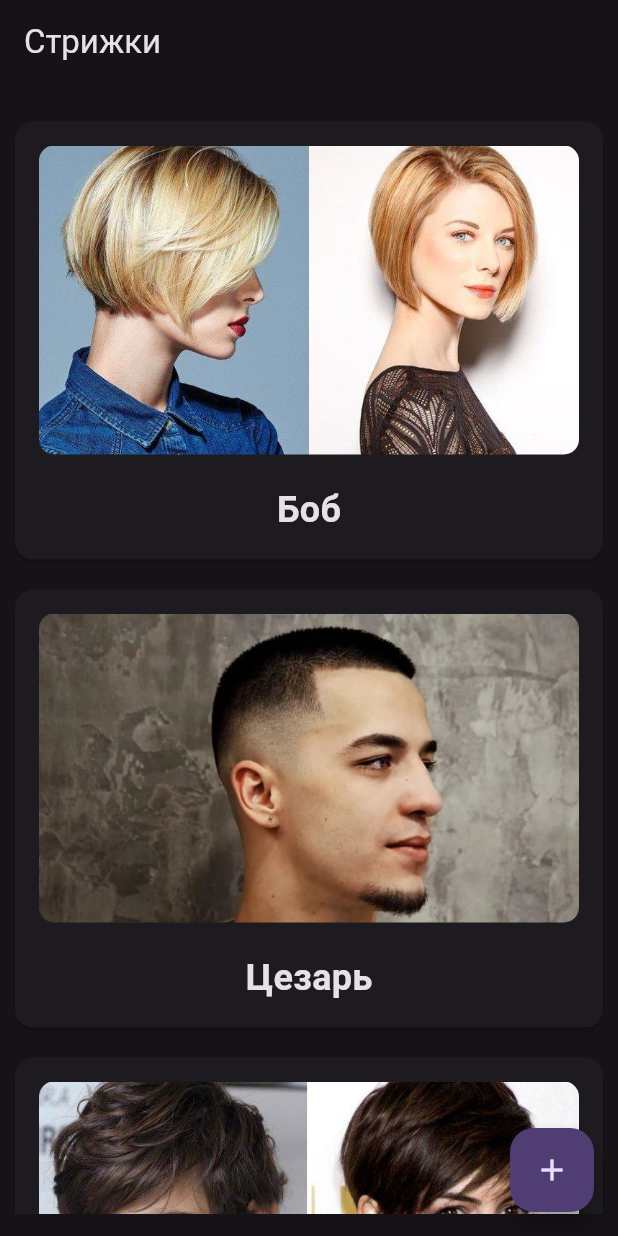
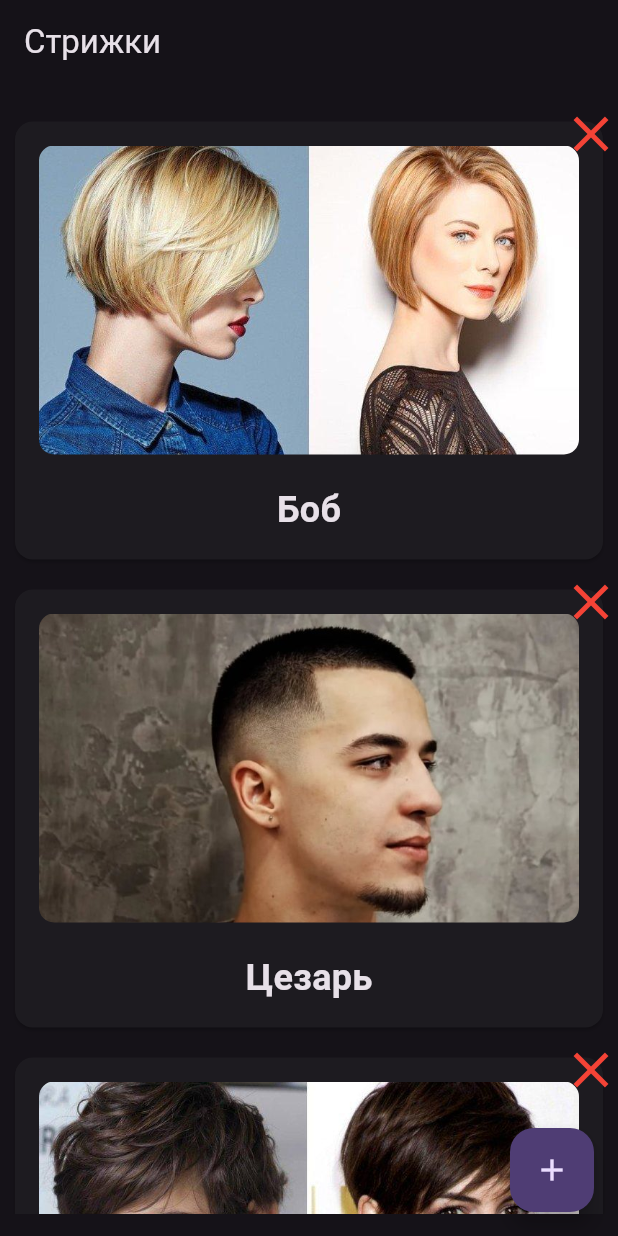
Before and after one commit to DaniilStolyarov/pks_sem5_p4, a Flutter app: the screen it shows after launch, on a phone screen of 412 x 824 dp. Run offline on Flutter 3.47's test engine with Material 3 defaults, Android fonts, the phone set to English and light mode, and no system bars.

Commit message:
quickfix; added deletion to the card item

```diff
--- a/shop_catalog/lib/components/card_preview.dart
+++ b/shop_catalog/lib/components/card_preview.dart
@@ -1,9 +1,9 @@
 import 'package:flutter/material.dart';
 import 'package:shop_catalog/models/shop_item.dart';
+import 'package:shop_catalog/pages/catalog.dart';
 
 class CardPreview extends StatelessWidget {
   const CardPreview({super.key, required this.shopItems, required this.index});
-
   final List<ShopItem> shopItems;
   final int index;
   @override
--- a/shop_catalog/lib/pages/catalog.dart
+++ b/shop_catalog/lib/pages/catalog.dart
@@ -26,6 +26,13 @@ class CatalogState extends State<Catalog>
       shopItems.add(item);
     });
   }
+
+  void removeItem(int index)
+  {
+    setState(() {
+      shopItems.removeAt(index);
+    });
+  }
   @override
   Widget build(BuildContext context) {
     return Scaffold(
@@ -36,7 +43,15 @@ class CatalogState extends State<Catalog>
           itemCount: shopItems.length,
           itemBuilder: (BuildContext context, int index) {
             return GestureDetector(
-              child: CardPreview(shopItems: shopItems, index: index),
+              child: Stack(children: [CardPreview(shopItems: shopItems, index: index),
+              Positioned(
+                  right: -10,
+                  top: -10,
+                  child: IconButton(
+                    icon: Icon(Icons.close, color: Colors.red, size: 40,),
+                    onPressed: () => removeItem(index),
+                  )),
+              ]),
               onTap: () {
                 debugPrint('tapped ${shopItems[index].Name}');
                 Navigator.push(
@@ -49,11 +64,11 @@ class CatalogState extends State<Catalog>
         ),
       ),
       floatingActionButton: FloatingActionButton(
-        child: Icon(Icons.add),
         tooltip: 'Add Note',
         onPressed: () {
           Navigator.push(context, MaterialPageRoute(builder: (context) => AddItem(catalogState: this,)));
         },
+        child: Icon(Icons.add),
       ),
     );
   }
```
